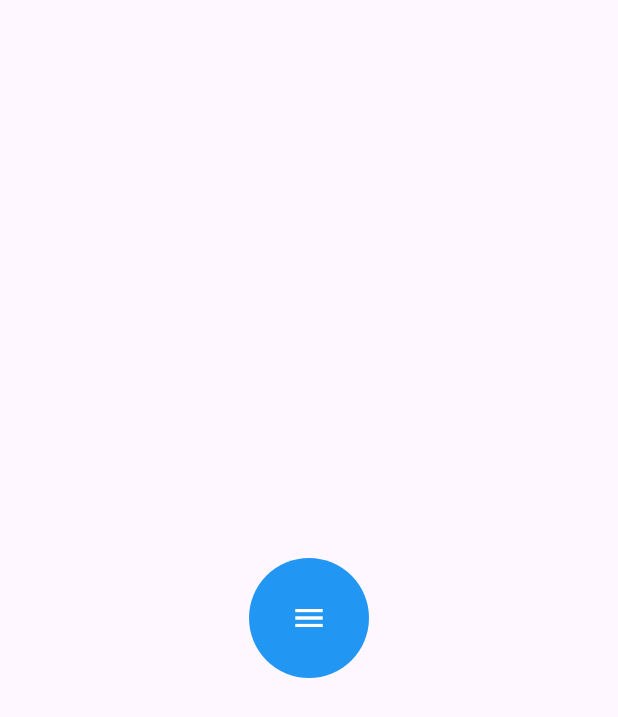
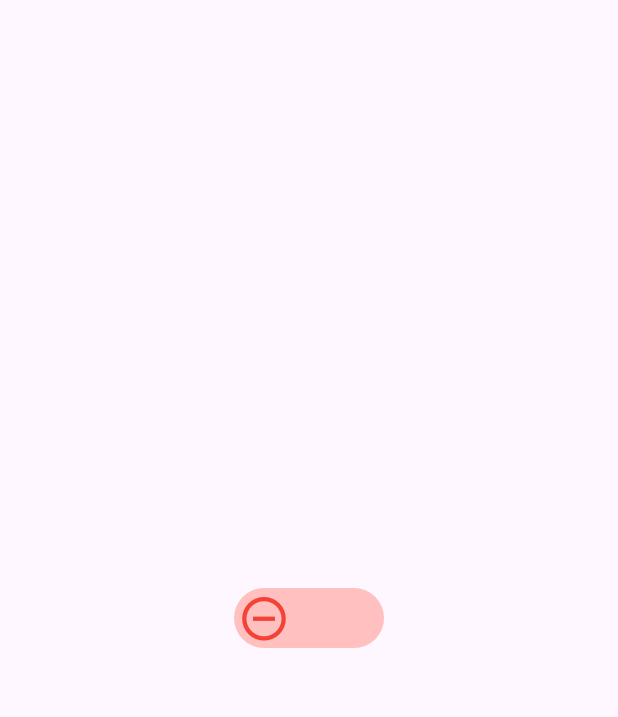
Before and after one commit to huzaifa-huzzi/animation_flutter_practice, a Flutter app: the screen it shows after launch, on a phone screen of 412 x 824 dp. Shown: the top 717 px of the screen. Run offline on Flutter 3.47's test engine with Material 3 defaults, Android fonts, the phone set to English and light mode, and no system bars.

Commit message:
1.Practicing the animations

```diff
--- a/lib/AnimatingToggle.dart
+++ b/lib/AnimatingToggle.dart
@@ -10,8 +10,50 @@ class AnimationToggle extends StatefulWidget {
 }
 
 class _AnimationToggleState extends State<AnimationToggle> {
+
+  late var toggleValue = false;
+
   @override
   Widget build(BuildContext context) {
-    return Scaffold();
+    return Scaffold(
+      body: Center(
+        child: AnimatedContainer(
+            duration: const Duration(milliseconds: 1000),
+          height: 40,
+          width: 100,
+          decoration: BoxDecoration(
+            borderRadius: BorderRadius.circular(20),
+            color: toggleValue ? Colors.greenAccent[100] : Colors.redAccent[100]!.withOpacity(0.5)
+          ),
+          child: Stack(
+            children: [
+              AnimatedPositioned(
+                  duration: const Duration(milliseconds: 1000),
+                  curve: Curves.easeIn,
+                top: 3,
+                left: toggleValue ? 60 : 0.0,
+                right: toggleValue ? 0.0: 60,
+                  child: InkWell(
+                    onTap:toggleButton,
+                    child: AnimatedSwitcher(duration: const Duration(milliseconds:1000 ),
+                    transitionBuilder: (child,Animation<double> animation){
+                       return RotationTransition(turns: animation,child: child,);
+                    },
+                      child: toggleValue ? Icon(Icons.check_circle,color: Colors.green,size: 35,key: UniqueKey(),) : Icon(Icons.remove_circle_outline,color: Colors.red,size: 35,key: UniqueKey(),)
+                    ),
+                  ) ,
+              )
+            ],
+          ),
+        ),
+      ),
+    );
   }
+
+  toggleButton(){
+    setState(() {
+      toggleValue = !toggleValue ;
+    });
+  }
+
 }
--- a/lib/CardAnimations.dart
+++ b/lib/CardAnimations.dart
@@ -107,7 +107,7 @@ class _CardAnimationsState extends State<CardAnimations> with SingleTickerProvid
                         Transform.translate(
                           offset: Offset(0, height * fabButtonAnimation.value),
                           child: IconButton(
-                            icon: Icon(Icons.close, color: Colors.red, size: 30),
+                            icon: const Icon(Icons.close, color: Colors.red, size: 30),
                             onPressed: () {
                               // Add cross button functionality here
                             },
@@ -117,7 +117,7 @@ class _CardAnimationsState extends State<CardAnimations> with SingleTickerProvid
                         Transform.translate(
                           offset: Offset(0, height * fabButtonAnimation.value),
                           child: IconButton(
-                            icon: Icon(Icons.comment, color: Colors.grey, size: 30),
+                            icon: const Icon(Icons.comment, color: Colors.grey, size: 30),
                             onPressed: () {
                               // Add comments button functionality here
                             },
@@ -127,7 +127,7 @@ class _CardAnimationsState extends State<CardAnimations> with SingleTickerProvid
                         Transform.translate(
                           offset: Offset(0, height * fabButtonAnimation.value),
                           child: IconButton(
-                            icon: Icon(Icons.favorite, color: Colors.pink, size: 30),
+                            icon: const Icon(Icons.favorite, color: Colors.pink, size: 30),
                             onPressed: () {
                               // Add heart button functionality here
                             },
--- a/lib/MixingAnimations.dart
+++ b/lib/MixingAnimations.dart
@@ -45,7 +45,7 @@ class _MixingAnimationState extends State<MixingAnimation> with SingleTickerProv
                 children: [
                   Center(
                     child: Container(
-                      padding: EdgeInsets.all(10),
+                      padding: const EdgeInsets.all(10),
                       width: 350 ,
                       height: 200,
                       decoration: BoxDecoration(
@@ -55,8 +55,8 @@ class _MixingAnimationState extends State<MixingAnimation> with SingleTickerProv
                         crossAxisAlignment: CrossAxisAlignment.end,
                         mainAxisAlignment: MainAxisAlignment.center,
                         children: [
-                           IconButton(onPressed: (){}, icon: Icon(Icons.add,color: Colors.red,)),
-                          IconButton(onPressed: (){}, icon: Icon(Icons.add,color: Colors.blue,)),
+                           IconButton(onPressed: (){}, icon: const Icon(Icons.add,color: Colors.red,)),
+                          IconButton(onPressed: (){}, icon: const Icon(Icons.add,color: Colors.blue,)),
                         ],
                       ),
                     ),
--- a/lib/main.dart
+++ b/lib/main.dart
@@ -1,8 +1,5 @@
 import 'package:flutter/material.dart';
-import 'package:untitled/CardAnimations.dart';
-import 'package:untitled/CarouselAnimation.dart';
-import 'package:untitled/FlipAnimation.dart';
-import 'package:untitled/RadialMenu.dart';
+import 'package:untitled/AnimatingToggle.dart';
 
 void main() {
   runApp(const MyApp());
@@ -13,9 +10,9 @@ class MyApp extends StatelessWidget {
 
   @override
   Widget build(BuildContext context) {
-    return MaterialApp(
+    return const MaterialApp(
       debugShowCheckedModeBanner: false,
-    home:RadialMenu(),
+    home:AnimationToggle(),
     );
   }
 }
```
Also changed, not shown: lib/AnimatingUi.dart (+6 -6 lines).
